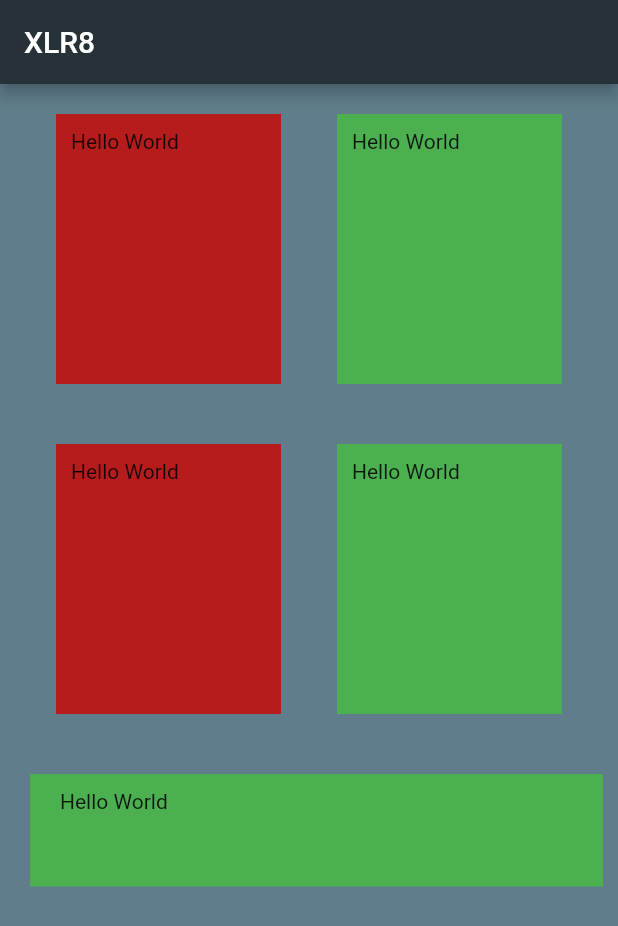
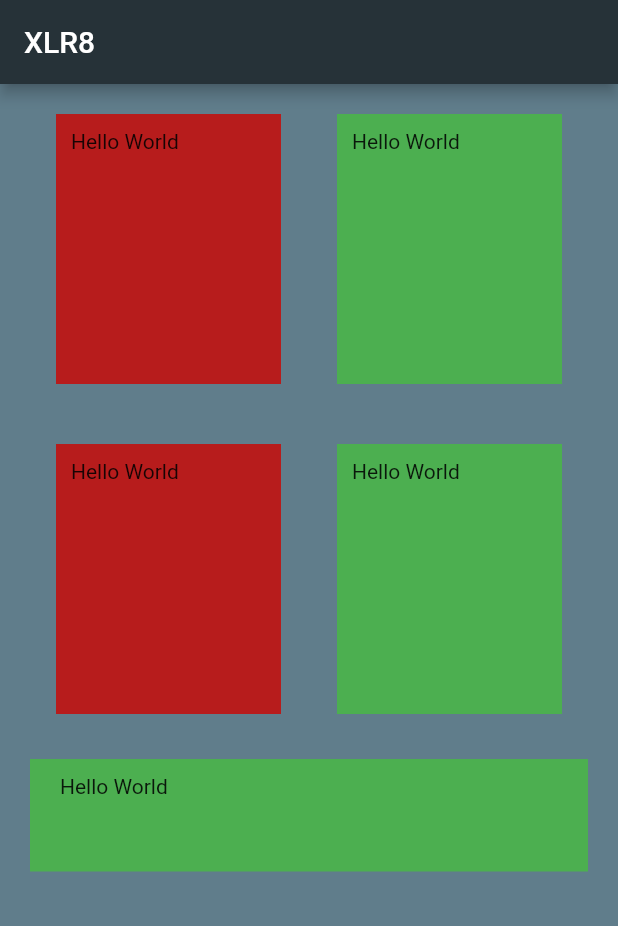
Before and after one commit to sumit8275/xlr8_repo, a Flutter app: the screen it shows after launch, on a phone screen of 412 x 824 dp. Shown: the top 926 px of the screen. Run offline on Flutter 3.47's test engine with Material 2 defaults, Android fonts, the phone set to English and light mode, and no system bars.

```diff
--- a/lib/main.dart
+++ b/lib/main.dart
@@ -69,7 +69,7 @@ class MyApp extends StatelessWidget {
                   ),
                 ),
                 Container(
-                  margin: EdgeInsets.fromLTRB(20, 20, 10, 10),
+                  margin: EdgeInsets.fromLTRB(20, 10, 20, 10),
                   padding: EdgeInsets.fromLTRB(20, 10, 20, 10),
                   width: 150,
                   height: 75,
```
Also changed, not shown: 1 other file.
